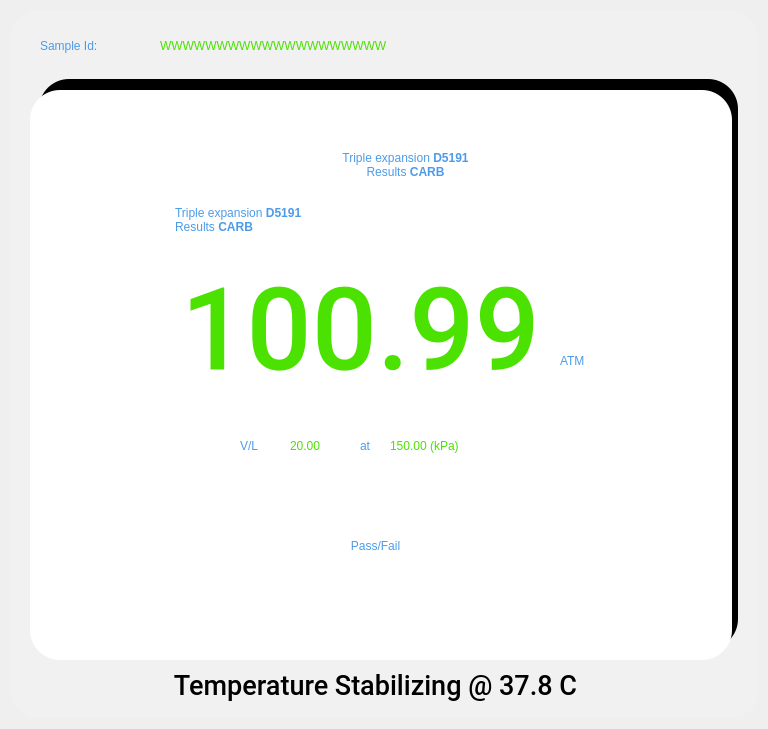
ChandraMVE/PSSC_QT_Development, file pApp-22-June-2021/smeasuring2.ui: the form before one commit.
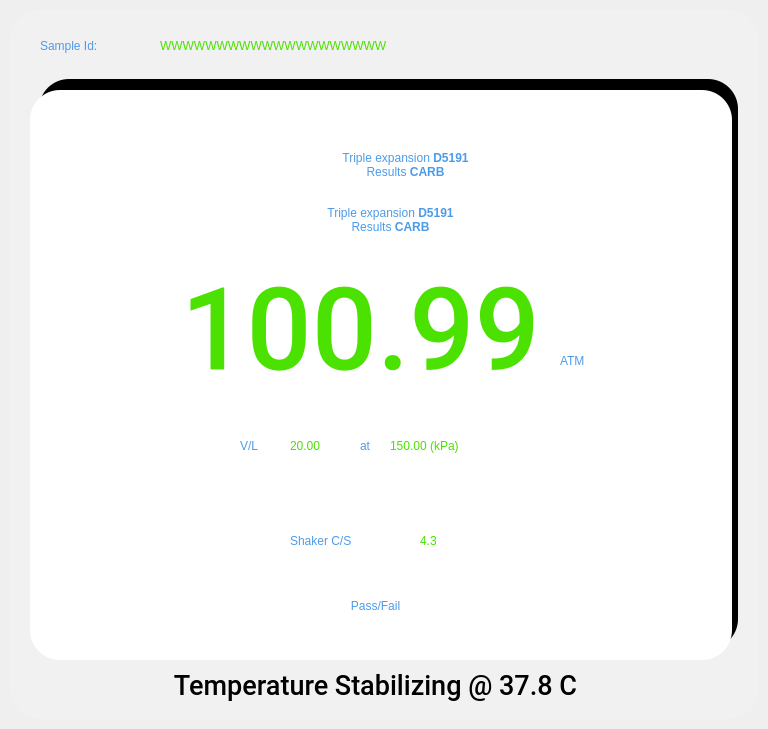
The form after the commit.

Commit message: Added shaker speed display for the method D6377 and also added the units for the formulas in method tab for D5191 and D6378

What changed in the file:
```diff
--- a/pApp-22-June-2021/smeasuring2.ui
+++ b/pApp-22-June-2021/smeasuring2.ui
@@ -264,7 +264,7 @@
      <property name="geometry">
       <rect>
        <x>140</x>
-       <y>440</y>
+       <y>500</y>
        <width>411</width>
        <height>31</height>
       </rect>
@@ -393,9 +393,9 @@
     <widget class="QLabel" name="lblFormula">
      <property name="geometry">
       <rect>
-       <x>145</x>
+       <x>105</x>
        <y>105</y>
-       <width>471</width>
+       <width>511</width>
        <height>51</height>
       </rect>
      </property>
@@ -407,12 +407,65 @@
       <string>Triple expansion &lt;B&gt;D5191&lt;/B&gt;&lt;br&gt;Results &lt;B&gt;CARB&lt;/B&gt;</string>
      </property>
      <property name="alignment">
-      <set>Qt::AlignLeading|Qt::AlignLeft|Qt::AlignVCenter</set>
+      <set>Qt::AlignCenter</set>
      </property>
      <property name="wordWrap">
       <bool>true</bool>
      </property>
     </widget>
+    <widget class="QFrame" name="frShaker">
+     <property name="geometry">
+      <rect>
+       <x>250</x>
+       <y>430</y>
+       <width>201</width>
+       <height>41</height>
+      </rect>
+     </property>
+     <property name="styleSheet">
+      <string notr="true">border-width: 0px;</string>
+     </property>
+     <property name="frameShape">
+      <enum>QFrame::StyledPanel</enum>
+     </property>
+     <property name="frameShadow">
+      <enum>QFrame::Raised</enum>
+     </property>
+     <widget class="QLabel" name="label_15">
+      <property name="geometry">
+       <rect>
+        <x>10</x>
+        <y>0</y>
+        <width>121</width>
+        <height>41</height>
+       </rect>
+      </property>
+      <property name="styleSheet">
+       <string notr="true">color: rgb(77, 155, 232);
+font: 75 16pt &quot;Roboto Medium&quot;;</string>
+      </property>
+      <property name="text">
+       <string>Shaker C/S</string>
+      </property>
+     </widget>
+     <widget class="QLabel" name="lblShakerCS">
+      <property name="geometry">
+       <rect>
+        <x>140</x>
+        <y>0</y>
+        <width>51</width>
+        <height>41</height>
+       </rect>
+      </property>
+      <property name="styleSheet">
+       <string notr="true">color: rgb(75, 225, 0);
+font: 75 16pt &quot;Roboto Medium&quot;;</string>
+      </property>
+      <property name="text">
+       <string>4.3</string>
+      </property>
+     </widget>
+    </widget>
    </widget>
    <widget class="QLabel" name="lblSampleId">
     <property name="geometry">
```
The commit also changes 39 other files.
